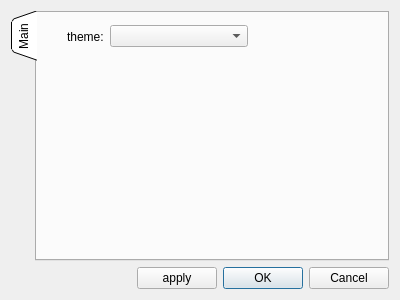
Old version of the form stplot-gui/widgets/Settings/settingswindow.ui in the repository Sanya-123/STplot.
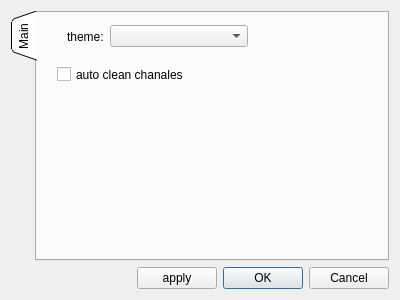
New version of the form.

Commit message: add clear chanales

What changed in the file:
```diff
--- a/stplot-gui/widgets/Settings/settingswindow.ui
+++ b/stplot-gui/widgets/Settings/settingswindow.ui
@@ -58,6 +58,22 @@
         </item>
        </layout>
       </widget>
+      <widget class="QCheckBox" name="checkBox_autoCleanGruph">
+       <property name="geometry">
+        <rect>
+         <x>20</x>
+         <y>50</y>
+         <width>151</width>
+         <height>23</height>
+        </rect>
+       </property>
+       <property name="whatsThis">
+        <string>auto clean grup when start new read</string>
+       </property>
+       <property name="text">
+        <string>auto clean chanales</string>
+       </property>
+      </widget>
      </widget>
     </widget>
    </item>
```
The commit also changes 5 other files.
